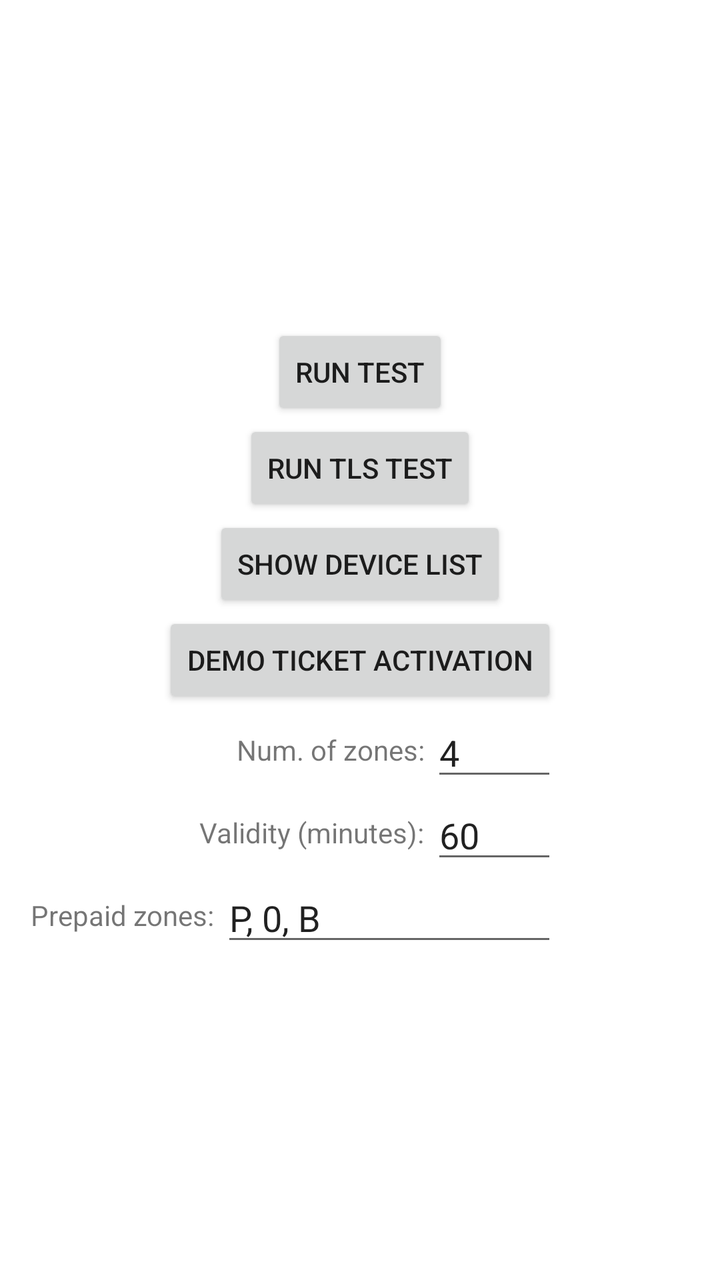
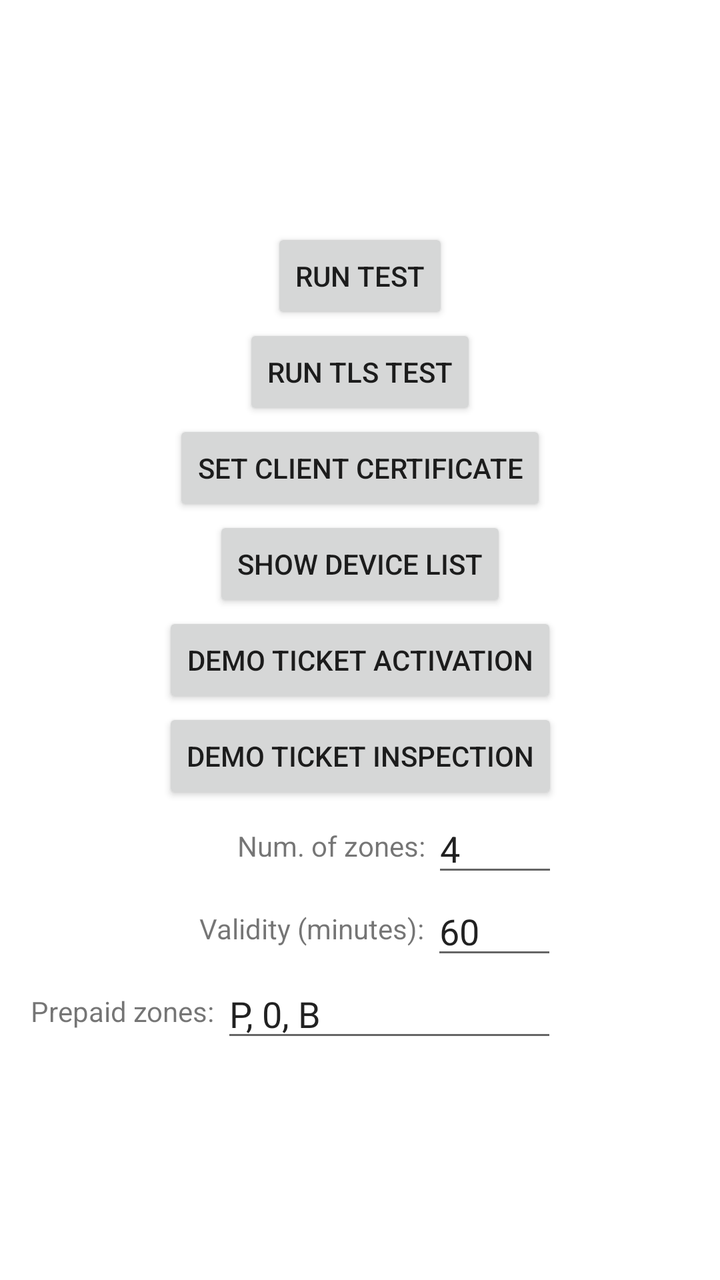

Compare the two renders of this Android layout. The source of the first and the diff that turns it into the second are given below.
<!-- AndroidManifest.xml: application theme Theme.LWTDemo -->
<!-- res/layout/activity_main.xml -->
<?xml version="1.0" encoding="utf-8"?>
<androidx.constraintlayout.widget.ConstraintLayout xmlns:android="http://schemas.android.com/apk/res/android"
    xmlns:app="http://schemas.android.com/apk/res-auto"
    xmlns:tools="http://schemas.android.com/tools"
    android:layout_width="match_parent"
    android:layout_height="match_parent">

    <Button
        android:id="@+id/btnTest"
        android:layout_width="wrap_content"
        android:layout_height="wrap_content"
        android:text="Run test"
        app:layout_constraintBottom_toTopOf="@id/btnTestTls"
        app:layout_constraintEnd_toEndOf="parent"
        app:layout_constraintStart_toStartOf="parent"
        app:layout_constraintTop_toTopOf="parent"
        app:layout_constraintVertical_chainStyle="packed" />

    <Button
        android:id="@+id/btnTestTls"
        android:layout_width="wrap_content"
        android:layout_height="wrap_content"
        android:text="Run TLS test"
        app:layout_constraintBottom_toTopOf="@id/btnShowDeviceList"
        app:layout_constraintEnd_toEndOf="parent"
        app:layout_constraintStart_toStartOf="parent"
        app:layout_constraintTop_toBottomOf="@id/btnTest" />

    <Button
        android:id="@+id/btnShowDeviceList"
        android:layout_width="wrap_content"
        android:layout_height="wrap_content"
        android:text="Show device list"
        app:layout_constraintEnd_toEndOf="parent"
        app:layout_constraintStart_toStartOf="parent"
        app:layout_constraintTop_toBottomOf="@+id/btnTestTls"
        app:layout_constraintBottom_toTopOf="@id/btnRunTicketActivation"/>

    <Button
        android:id="@+id/btnRunTicketActivation"
        android:layout_width="wrap_content"
        android:layout_height="wrap_content"
        android:text="Demo ticket activation"
        app:layout_constraintBottom_toTopOf="@id/etNumZones"
        app:layout_constraintEnd_toEndOf="parent"
        app:layout_constraintStart_toStartOf="parent"
        app:layout_constraintTop_toBottomOf="@+id/btnShowDeviceList" />

    <EditText
        android:id="@+id/etNumZones"
        android:layout_width="wrap_content"
        android:layout_height="wrap_content"
        android:ems="3"
        android:inputType="number"
        android:selectAllOnFocus="true"
        android:text="4"
        android:textAlignment="textEnd"
        app:layout_constraintBottom_toTopOf="@id/etValidMinutes"
        app:layout_constraintEnd_toEndOf="@+id/btnRunTicketActivation"
        app:layout_constraintTop_toBottomOf="@+id/btnRunTicketActivation" />

    <TextView
        android:id="@+id/tvNumZonesLabel"
        android:layout_width="wrap_content"
        android:layout_height="wrap_content"
        android:text="Num. of zones: "
        app:layout_constraintBottom_toBottomOf="@+id/etNumZones"
        app:layout_constraintEnd_toStartOf="@+id/etNumZones"
        app:layout_constraintTop_toTopOf="@+id/etNumZones" />

    <EditText
        android:id="@+id/etValidMinutes"
        android:layout_width="wrap_content"
        android:layout_height="wrap_content"
        android:ems="3"
        android:inputType="number"
        android:text="60"
        android:textAlignment="textEnd"
        app:layout_constraintBottom_toTopOf="@id/etPrepaidZones"
        app:layout_constraintEnd_toEndOf="@+id/btnRunTicketActivation"
        app:layout_constraintTop_toBottomOf="@+id/etNumZones" />

    <TextView
        android:id="@+id/tvMinutesLabel"
        android:layout_width="wrap_content"
        android:layout_height="wrap_content"
        android:selectAllOnFocus="true"
        android:text="Validity (minutes): "
        app:layout_constraintBottom_toBottomOf="@+id/etValidMinutes"
        app:layout_constraintEnd_toStartOf="@+id/etValidMinutes"
        app:layout_constraintTop_toTopOf="@+id/etValidMinutes" />

    <EditText
        android:id="@+id/etPrepaidZones"
        android:layout_width="wrap_content"
        android:layout_height="wrap_content"
        android:ems="8"
        android:inputType="text"
        android:text="P, 0, B"
        android:textAlignment="textEnd"
        app:layout_constraintBottom_toBottomOf="parent"
        app:layout_constraintEnd_toEndOf="@+id/btnRunTicketActivation"
        app:layout_constraintTop_toBottomOf="@+id/etValidMinutes" />

    <TextView
        android:id="@+id/tvPrepaidZonesLabel"
        android:layout_width="wrap_content"
        android:layout_height="wrap_content"
        android:text="Prepaid zones: "
        app:layout_constraintBottom_toBottomOf="@+id/etPrepaidZones"
        app:layout_constraintEnd_toStartOf="@+id/etPrepaidZones"
        app:layout_constraintTop_toTopOf="@+id/etPrepaidZones" />

</androidx.constraintlayout.widget.ConstraintLayout>
<!-- resources referenced by this layout -->
<resources>
  <style name="Theme.LWTDemo" parent="Theme.LWTDemo.Base">
          
          <item name="colorPrimary">@color/purple_500</item>
          <item name="colorPrimaryVariant">@color/purple_700</item>
          <item name="colorPrimaryMuted">@color/purple_200</item>
          <item name="colorOnPrimary">@color/white</item>
          
          <item name="colorSecondary">@color/teal_200</item>
          <item name="colorSecondaryVariant">@color/teal_700</item>
          <item name="colorOnSecondary">@color/black</item>
          
          <item name="android:statusBarColor">?attr/colorPrimaryVariant</item>
          
      </style>
  <style name="Theme.LWTDemo.Base" parent="Theme.MaterialComponents.DayNight.DarkActionBar">
          <item name="materialIconButtonOutlinedStyle">@style/Ext.MaterialComponents.IconButton.Outlined</item>
      </style>
  <color name="purple_500">#FF6200EE</color>
  <color name="purple_700">#FF3700B3</color>
  <color name="purple_200">#FFBB86FC</color>
  <color name="white">#FFFFFFFF</color>
  <color name="teal_200">#FF03DAC5</color>
  <color name="teal_700">#FF018786</color>
  <color name="black">#FF000000</color>
  <style name="Ext.MaterialComponents.IconButton.Outlined" parent="Widget.MaterialComponents.Button.OutlinedButton">
          <item name="iconPadding">0dp</item>
          <item name="iconTint">?attr/colorOnSurface</item>
          <item name="iconGravity">textStart</item>
          <item name="android:minWidth">0dp</item>
          <item name="strokeColor">@color/mtrl_btn_stroke_color_selector</item>
      </style>
</resources>

<!-- the commit's change to res/layout/activity_main.xml (unified diff, before → after) -->
@@ -21,10 +21,20 @@
         android:layout_width="wrap_content"
         android:layout_height="wrap_content"
         android:text="Run TLS test"
+        app:layout_constraintBottom_toTopOf="@id/btnSetClientCert"
+        app:layout_constraintEnd_toEndOf="parent"
+        app:layout_constraintStart_toStartOf="parent"
+        app:layout_constraintTop_toBottomOf="@id/btnTest" />
+
+    <Button
+        android:id="@+id/btnSetClientCert"
+        android:layout_width="wrap_content"
+        android:layout_height="wrap_content"
+        android:text="Set client certificate"
         app:layout_constraintBottom_toTopOf="@id/btnShowDeviceList"
         app:layout_constraintEnd_toEndOf="parent"
         app:layout_constraintStart_toStartOf="parent"
-        app:layout_constraintTop_toBottomOf="@id/btnTest" />
+        app:layout_constraintTop_toBottomOf="@id/btnTestTls" />
 
     <Button
         android:id="@+id/btnShowDeviceList"
@@ -33,7 +43,7 @@
         android:text="Show device list"
         app:layout_constraintEnd_toEndOf="parent"
         app:layout_constraintStart_toStartOf="parent"
-        app:layout_constraintTop_toBottomOf="@+id/btnTestTls"
+        app:layout_constraintTop_toBottomOf="@+id/btnSetClientCert"
         app:layout_constraintBottom_toTopOf="@id/btnRunTicketActivation"/>
 
     <Button
@@ -41,10 +51,20 @@
         android:layout_width="wrap_content"
         android:layout_height="wrap_content"
         android:text="Demo ticket activation"
+        app:layout_constraintBottom_toTopOf="@id/btnRunTicketInspection"
+        app:layout_constraintEnd_toEndOf="parent"
+        app:layout_constraintStart_toStartOf="parent"
+        app:layout_constraintTop_toBottomOf="@+id/btnShowDeviceList" />
+
+    <Button
+        android:id="@+id/btnRunTicketInspection"
+        android:layout_width="wrap_content"
+        android:layout_height="wrap_content"
+        android:text="Demo ticket inspection"
         app:layout_constraintBottom_toTopOf="@id/etNumZones"
         app:layout_constraintEnd_toEndOf="parent"
         app:layout_constraintStart_toStartOf="parent"
-        app:layout_constraintTop_toBottomOf="@+id/btnShowDeviceList" />
+        app:layout_constraintTop_toBottomOf="@+id/btnRunTicketActivation" />
 
     <EditText
         android:id="@+id/etNumZones"
@@ -56,8 +76,8 @@
         android:text="4"
         android:textAlignment="textEnd"
         app:layout_constraintBottom_toTopOf="@id/etValidMinutes"
-        app:layout_constraintEnd_toEndOf="@+id/btnRunTicketActivation"
-        app:layout_constraintTop_toBottomOf="@+id/btnRunTicketActivation" />
+        app:layout_constraintEnd_toEndOf="@+id/btnRunTicketInspection"
+        app:layout_constraintTop_toBottomOf="@+id/btnRunTicketInspection" />
 
     <TextView
         android:id="@+id/tvNumZonesLabel"
<!-- resource entries referenced after the edit -->
@@ -26,7 +26,7 @@
   <color name="black">#FF000000</color>
   <style name="Ext.MaterialComponents.IconButton.Outlined" parent="Widget.MaterialComponents.Button.OutlinedButton">
           <item name="iconPadding">0dp</item>
-          <item name="iconTint">?attr/colorOnSurface</item>
+          <item name="iconTint">?attr/colorPrimary</item>
           <item name="iconGravity">textStart</item>
           <item name="android:minWidth">0dp</item>
           <item name="strokeColor">@color/mtrl_btn_stroke_color_selector</item>
